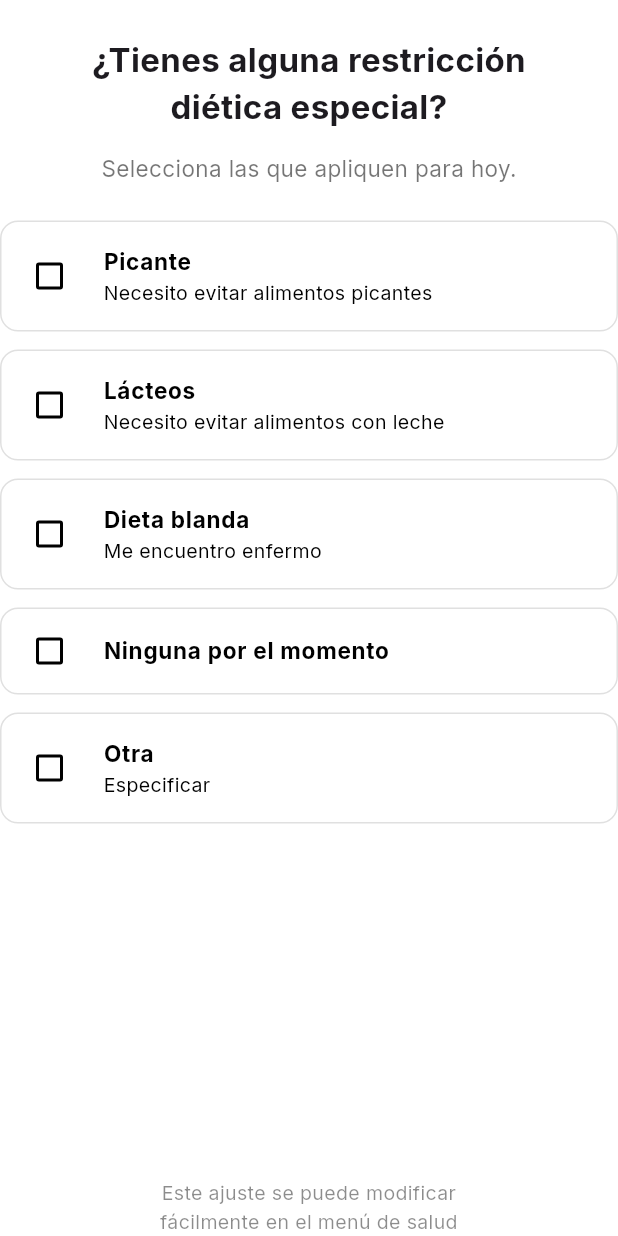
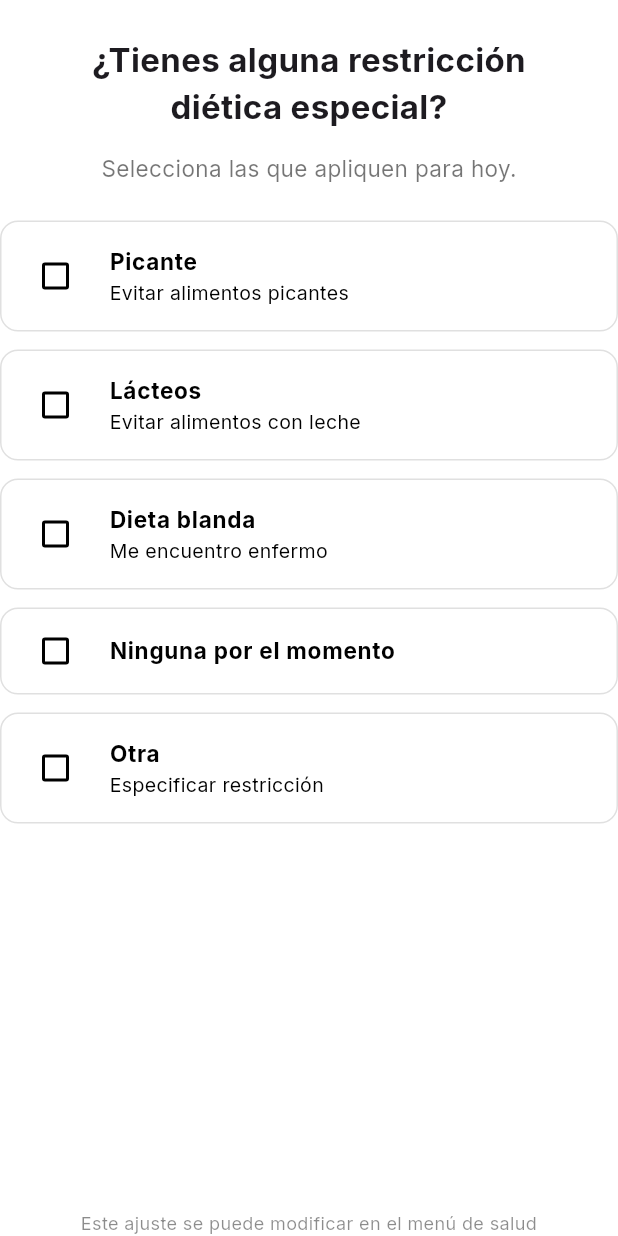
Before and after one commit to albertholto0/Generacion-recetas, a Flutter app: the Question4Content widget shown alone on an empty page, opened directly, on a phone screen of 412 x 824 dp. Run offline on Flutter 3.47's test engine with Material 3 defaults, Android fonts, the phone set to English and light mode, and no system bars; our stand-ins replace cloud_firestore, firebase_auth, firebase_core, google_fonts; accounts and stored records are empty.

Commit message:
Se modificó la pantalla 4, para una mejor experiencia de usuario

```diff
--- a/app_recetas/lib/main.dart
+++ b/app_recetas/lib/main.dart
@@ -2,7 +2,6 @@ import 'package:firebase_core/firebase_core.dart';
 import 'package:flutter/material.dart';
 import 'configurations/app_theme.dart';
 import 'firebase_options.dart';
-import 'screens/home/main_wrapped.dart';
 import 'screens/first_start/welcome.dart';
 
 void main() async {
--- a/app_recetas/lib/screens/first_start/questionnaire/question_4.dart
+++ b/app_recetas/lib/screens/first_start/questionnaire/question_4.dart
@@ -1,4 +1,5 @@
 import 'package:flutter/material.dart';
+import '/widgets/custom_input.dart';
 
 class Question4Content extends StatefulWidget {
   const Question4Content({super.key});
@@ -9,25 +10,44 @@ class Question4Content extends StatefulWidget {
 
 class _Question4ContentState extends State<Question4Content> {
   final Set<int> _selectedOptions = {};
+  final TextEditingController _otraController = TextEditingController();
 
   final List<_RestrictionOption> _options = const [
-    _RestrictionOption(
-      title: 'Picante',
-      subtitle: 'Necesito evitar alimentos picantes',
-    ),
+    _RestrictionOption(title: 'Picante', subtitle: 'Evitar alimentos picantes'),
     _RestrictionOption(
       title: 'Lácteos',
-      subtitle: 'Necesito evitar alimentos con leche',
+      subtitle: 'Evitar alimentos con leche',
     ),
     _RestrictionOption(title: 'Dieta blanda', subtitle: 'Me encuentro enfermo'),
     _RestrictionOption(title: 'Ninguna por el momento', subtitle: ''),
-    _RestrictionOption(title: 'Otra', subtitle: 'Especificar'),
+    _RestrictionOption(title: 'Otra', subtitle: 'Especificar restricción'),
   ];
+
+  @override
+  void dispose() {
+    _otraController.dispose();
+    super.dispose();
+  }
+
+  void _handleToggle(int index, bool isSelected) {
+    setState(() {
+      if (index == 3) {
+        _selectedOptions.clear();
+        if (isSelected) _selectedOptions.add(3);
+      } else {
+        _selectedOptions.remove(3);
+        if (isSelected) {
+          _selectedOptions.add(index);
+        } else {
+          _selectedOptions.remove(index);
+        }
+      }
+    });
+  }
 
   @override
   Widget build(BuildContext context) {
     return Column(
-      crossAxisAlignment: CrossAxisAlignment.center,
       children: [
         const SizedBox(height: 24),
         const Text(
@@ -41,7 +61,6 @@ class _Question4ContentState extends State<Question4Content> {
           style: TextStyle(fontSize: 15, color: Colors.black54),
         ),
         const SizedBox(height: 24),
-
         Expanded(
           child: ListView.builder(
             itemCount: _options.length,
@@ -49,7 +68,9 @@ class _Question4ContentState extends State<Question4Content> {
               final option = _options[index];
               final isSelected = _selectedOptions.contains(index);
 
-              return Container(
+              return Column(
+                children: [
+                  Container(
                     margin: const EdgeInsets.only(bottom: 12),
                     decoration: BoxDecoration(
                       color: isSelected
@@ -64,15 +85,7 @@ class _Question4ContentState extends State<Question4Content> {
                     ),
                     child: CheckboxListTile(
                       value: isSelected,
-                  onChanged: (bool? value) {
-                    setState(() {
-                      if (value == true) {
-                        _selectedOptions.add(index);
-                      } else {
-                        _selectedOptions.remove(index);
-                      }
-                    });
-                  },
+                      onChanged: (val) => _handleToggle(index, val ?? false),
                       title: Text(
                         option.title,
                         style: const TextStyle(
@@ -88,17 +101,29 @@ class _Question4ContentState extends State<Question4Content> {
                           : null,
                       activeColor: const Color(0xFFFFA366),
                       controlAffinity: ListTileControlAffinity.leading,
-                  contentPadding: const EdgeInsets.symmetric(horizontal: 12),
                     ),
+                  ),
+                  if (index == 4 && isSelected)
+                    Padding(
+                      padding: const EdgeInsets.only(
+                        bottom: 16,
+                        left: 8,
+                        right: 8,
+                      ),
+                      child: CustomInput(
+                        label: 'Especifica tu restricción:',
+                        controller: _otraController,
+                      ),
+                    ),
+                ],
               );
             },
           ),
         ),
-
         const Text(
-          'Este ajuste se puede modificar\nfácilmente en el menú de salud',
+          'Este ajuste se puede modificar en el menú de salud',
           textAlign: TextAlign.center,
-          style: TextStyle(fontSize: 13, color: Colors.black45),
+          style: TextStyle(fontSize: 12, color: Colors.black45),
         ),
       ],
     );
```
Lines whose indentation alone changed are shown as unchanged.
